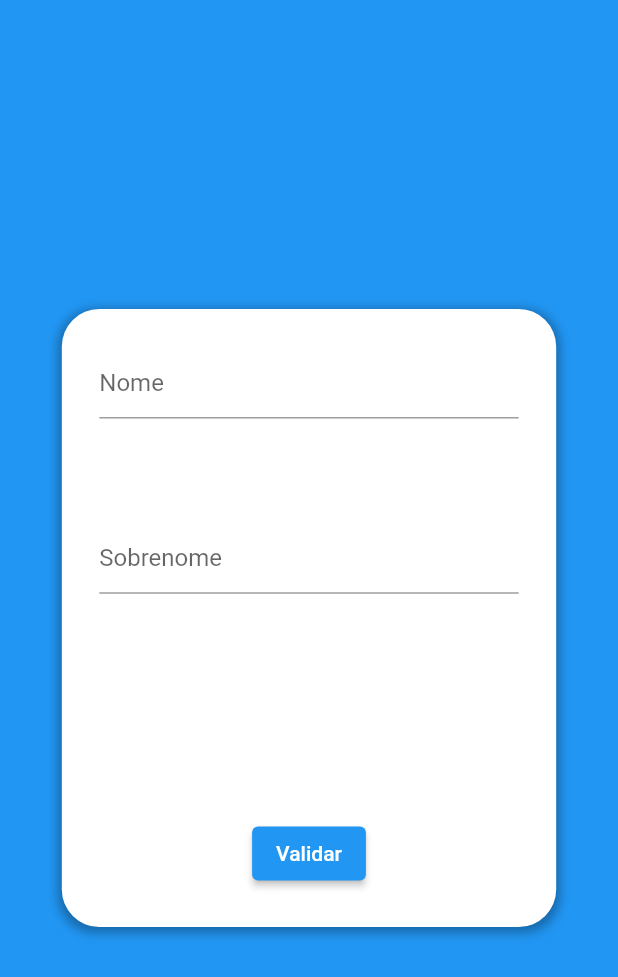
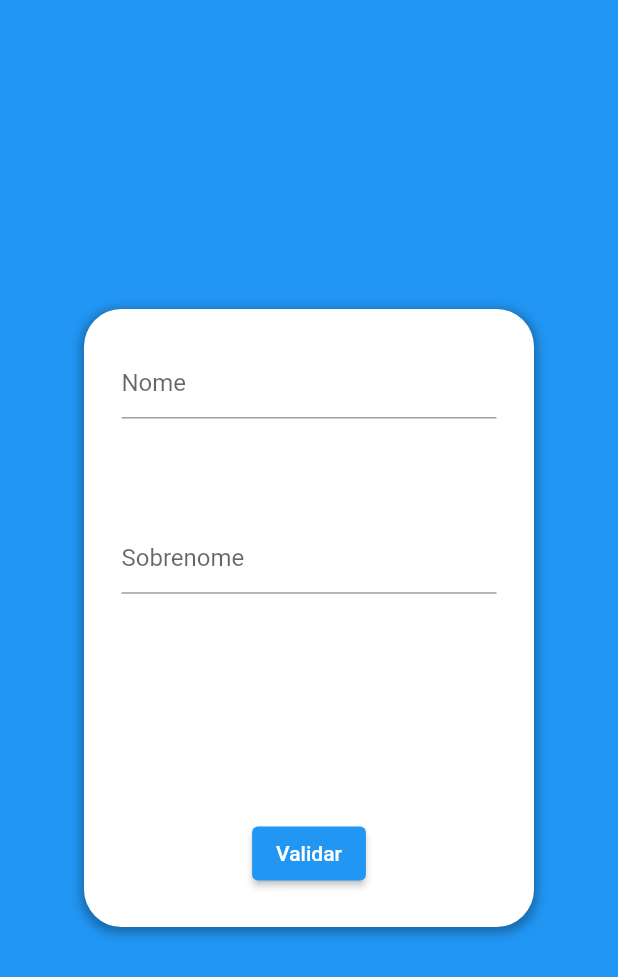
Before and after one commit to alexandreturial/Modulo02-Aula16, a Flutter app: the screen it shows after launch, on a phone screen of 412 x 824 dp. Shown: the top 977 px of the screen. Run offline on Flutter 3.47's test engine with Material 2 defaults, Android fonts, the phone set to English and light mode, and no system bars.

Commit message:
responsive layout

```diff
--- a/lib/Pages/FormUser/form_user.dart
+++ b/lib/Pages/FormUser/form_user.dart
@@ -12,9 +12,12 @@
         body: Align(
           child: Container(
             alignment: Alignment.center,
-            width: MediaQuery.of(context).size.width * 0.8,
+            width: MediaQuery.of(context).size.width * 0.5,
             height: MediaQuery.of(context).size.height * 0.5,
             padding: EdgeInsets.all(25),
+            constraints: BoxConstraints(
+              minWidth: 300
+            ),
             decoration: BoxDecoration(
                 color: Colors.white,
                 borderRadius: BorderRadius.circular(25),
```
